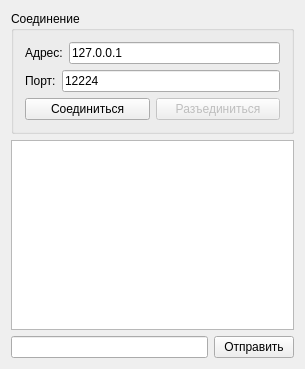
This is TestClient/clientw.ui in DennisGrishin/chatroom as Qt 5 draws it before an edit. The edited form follows.
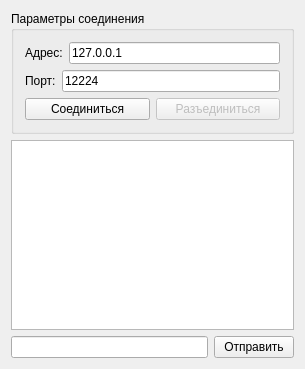
This is the edited form.

Commit message: улучшение интерфейса (изменен заголовок серверного приложения)

Patch:
```diff
--- a/TestClient/clientw.ui
+++ b/TestClient/clientw.ui
@@ -17,7 +17,7 @@
    <item>
     <widget class="QGroupBox" name="groupBox">
      <property name="title">
-      <string>Соединение</string>
+      <string>Параметры соединения</string>
      </property>
      <layout class="QVBoxLayout" name="verticalLayout">
       <item>
```
Left out of the diff: 2 changed lines with no effect on the pictures.
